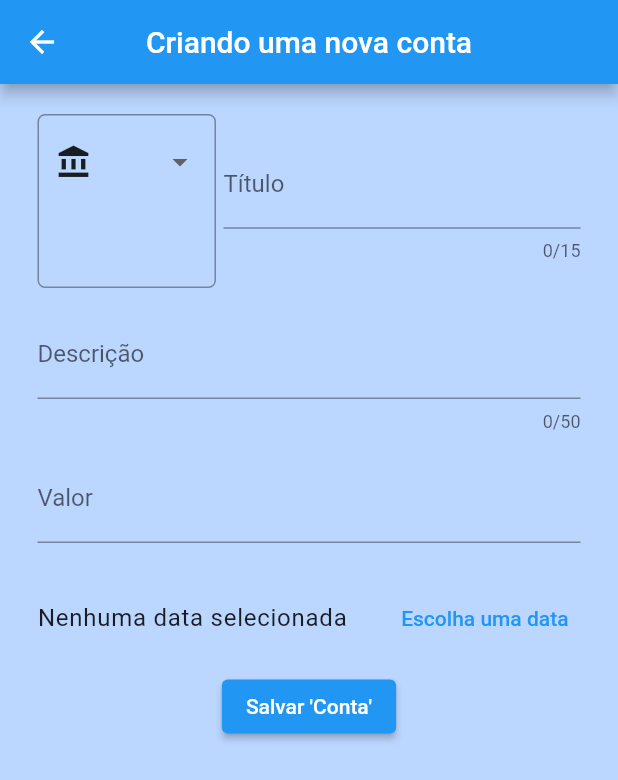
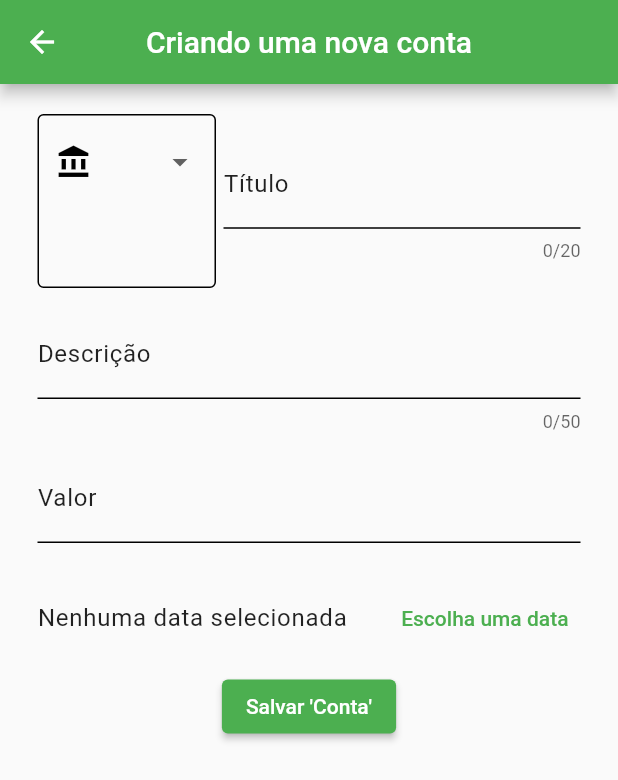
Before and after one commit to GustavoLR548/contas-flutter, a Flutter app: the HomePage screen opened by its route, after a tap on the "add" icon, on a phone screen of 412 x 824 dp. Shown: the top 780 px of the screen. Run offline on Flutter 3.47's test engine with Material 2 defaults, Android fonts, the phone set to English and light mode, and no system bars; our stand-ins replace shared_preferences, sqflite; accounts and stored records are empty.

Commit message:
feat: updated interface for better visibility

```diff
--- a/lib/main.dart
+++ b/lib/main.dart
@@ -47,7 +47,7 @@ class MyMaterialApp extends StatelessWidget {
         return MaterialApp(
           localizationsDelegates: [GlobalMaterialLocalizations.delegate],
           supportedLocales: [const Locale('en'), const Locale('pt')],
-          title: 'Flutter Demo',
+          title: 'Contas app',
           theme: theme.themeData,
           home: authData.isAuth
               ? HomePage()
--- a/lib/provider/theme_changer.dart
+++ b/lib/provider/theme_changer.dart
@@ -23,9 +23,8 @@ class ThemeChanger with ChangeNotifier {
 
   _setThemesDatas() {
     _lightThemeData = ThemeData(
-      primarySwatch: Colors.blue,
-      canvasColor: Color(0xFFbbd6ff),
-      accentColor: Colors.deepPurple,
+      primarySwatch: Colors.green,
+      accentColor: Colors.yellow,
       accentColorBrightness: Brightness.dark,
       textTheme: ThemeData.light().textTheme.copyWith(
           headline1: TextStyle(
--- a/lib/screens/contaEditor.dart
+++ b/lib/screens/contaEditor.dart
@@ -3,6 +3,7 @@ import 'package:intl/intl.dart';
 import 'package:todo/models/conta.dart';
 import 'package:todo/provider/contas.dart';
 import 'package:provider/provider.dart';
+import 'package:todo/provider/theme_changer.dart';
 
 class ContaEditor extends StatefulWidget {
   final Conta conta;
@@ -115,6 +116,7 @@ class _ContaEditorState extends State<ContaEditor> {
 
   @override
   Widget build(BuildContext context) {
+    final currTheme = Provider.of<ThemeChanger>(context).currTheme;
     return Scaffold(
       appBar: AppBar(
         title:
@@ -137,6 +139,14 @@ class _ContaEditorState extends State<ContaEditor> {
                         builder: (FormFieldState<IconData> state) {
                           return InputDecorator(
                             decoration: InputDecoration(
+                                enabledBorder: OutlineInputBorder(
+                                    borderSide: BorderSide(
+                                  color: currTheme == ThemeType.light
+                                      ? Colors.black
+                                      : Colors.white,
+                                )),
+                                labelStyle:
+                                    Theme.of(context).textTheme.bodyText2,
                                 errorStyle: TextStyle(
                                     color: Colors.redAccent, fontSize: 16.0),
                                 hintText: 'Selecione um icone para essa conta',
@@ -155,7 +165,13 @@ class _ContaEditorState extends State<ContaEditor> {
                                 },
                                 items: _possibleIcons.map((value) {
                                   return DropdownMenuItem<IconData>(
-                                      value: value, child: Icon(value));
+                                      value: value,
+                                      child: Icon(
+                                        value,
+                                        color: currTheme == ThemeType.light
+                                            ? Colors.black
+                                            : Colors.white,
+                                      ));
                                 }).toList(),
                               ),
                             ),
@@ -170,8 +186,16 @@ class _ContaEditorState extends State<ContaEditor> {
                       flex: 2,
                       child: TextFormField(
                         initialValue: _formData['Title'],
-                        maxLength: 15,
-                        decoration: InputDecoration(labelText: 'Título'),
+                        maxLength: 20,
+                        decoration: InputDecoration(
+                          enabledBorder: UnderlineInputBorder(
+                              borderSide: BorderSide(
+                                  color: currTheme == ThemeType.light
+                                      ? Colors.black
+                                      : Colors.white)),
+                          labelText: 'Título',
+                          labelStyle: Theme.of(context).textTheme.bodyText2,
+                        ),
                         keyboardType: TextInputType.name,
                         onSaved: (value) {
                           _formData['Title'] = value.trim();
@@ -193,7 +217,14 @@ class _ContaEditorState extends State<ContaEditor> {
                 ),
                 TextFormField(
                   initialValue: _formData['Description'],
-                  decoration: InputDecoration(labelText: 'Descrição'),
+                  decoration: InputDecoration(
+                      enabledBorder: UnderlineInputBorder(
+                          borderSide: BorderSide(
+                              color: currTheme == ThemeType.light
+                                  ? Colors.black
+                                  : Colors.white)),
+                      labelText: 'Descrição',
+                      labelStyle: Theme.of(context).textTheme.bodyText2),
                   maxLength: 50,
                   keyboardType: TextInputType.name,
                   onSaved: (value) {
@@ -213,8 +244,17 @@ class _ContaEditorState extends State<ContaEditor> {
                 ),
                 TextFormField(
                   initialValue: _formData['value'],
-                  decoration:
-                      InputDecoration(labelText: 'Valor', prefix: Text('R\$')),
+                  decoration: InputDecoration(
+                    enabledBorder: UnderlineInputBorder(
+                        borderSide: BorderSide(
+                            color: currTheme == ThemeType.light
+                                ? Colors.black
+                                : Colors.white)),
+                    labelText: 'Valor',
+                    labelStyle: Theme.of(context).textTheme.bodyText2,
+                    prefix: Text('R\$'),
+                    prefixStyle: Theme.of(context).textTheme.bodyText1,
+                  ),
                   keyboardType: TextInputType.number,
                   onSaved: (value) {
                     _formData['value'] = value.trim();
--- a/lib/screens/homepage.dart
+++ b/lib/screens/homepage.dart
@@ -1,5 +1,4 @@
 import 'package:flutter/material.dart';
-import 'package:todo/models/conta.dart';
 import 'package:todo/provider/contas.dart';
 import 'package:todo/screens/contaEditor.dart';
 import 'package:todo/widget/drawer/drawer.dart';
--- a/lib/screens/login_signup.dart
+++ b/lib/screens/login_signup.dart
@@ -1,6 +1,3 @@
-import 'dart:io';
-import 'package:flutter/services.dart';
-
 import 'package:flutter/material.dart';
 import 'package:provider/provider.dart';
 import 'package:todo/provider/auth.dart';
--- a/lib/widget/drawer/drawer.dart
+++ b/lib/widget/drawer/drawer.dart
@@ -24,7 +24,7 @@ class AppDrawer extends StatelessWidget {
                 children: [
                   CircleAvatar(
                     backgroundColor: currTheme == ThemeType.light
-                        ? Colors.blue[100]
+                        ? Colors.yellowAccent[100]
                         : Colors.purpleAccent[900],
                     radius: 40,
                     child: Text(
```
Also changed, not shown: lib/screens/conta_page.dart (+3 -5 lines), lib/widget/homepage/contaCard.dart (+10 -4 lines), pubspec.lock.
